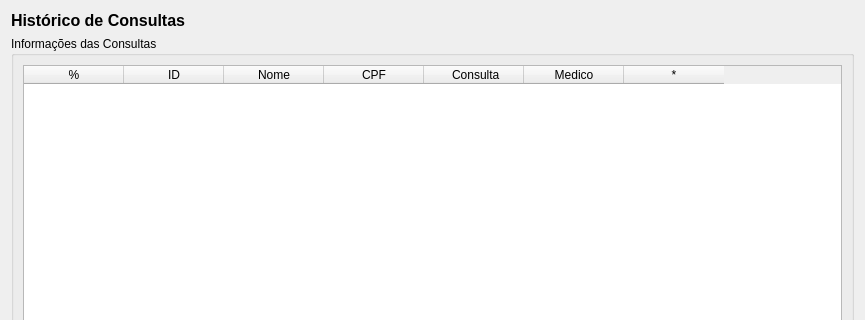
Qt form ui/historico.ui (willasantos/Projeto-SDMC) before a commit; both pictures show x 0 to 865 and y 0 to 320 of the 865 by 654 pixel window.
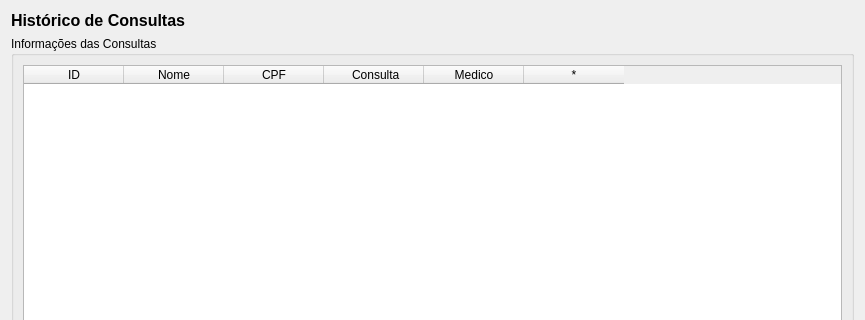
The same form after that commit.

The edit to the form file:
```diff
--- a/ui/historico.ui
+++ b/ui/historico.ui
@@ -36,11 +36,6 @@
      <layout class="QVBoxLayout" name="verticalLayout">
       <item>
        <widget class="QTableWidget" name="tableWidget">
-        <column>
-         <property name="text">
-          <string>%</string>
-         </property>
-        </column>
         <column>
          <property name="text">
           <string>ID</string>
```
